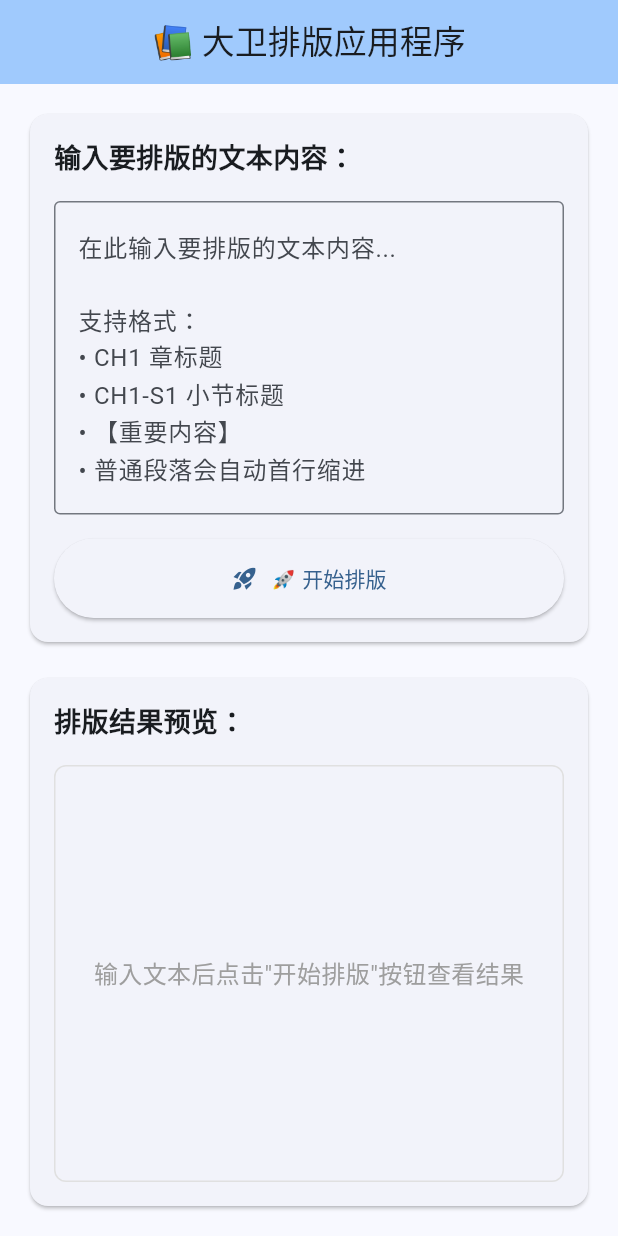
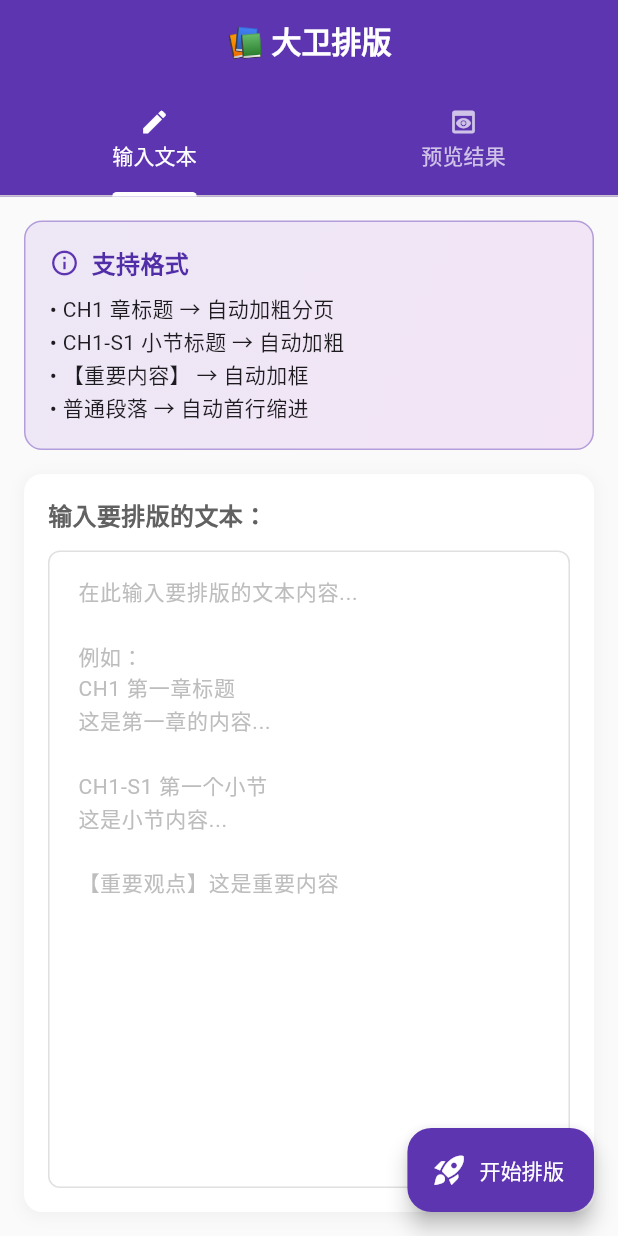
Before and after one commit to huoallen858-creator/david-app, a Flutter app: the screen it shows after launch, on a phone screen of 412 x 824 dp. Run offline on Flutter 3.47's test engine with Material 3 defaults, Android fonts, the phone set to English and light mode, and no system bars; Roboto replaces fonts that are missing (Microsoft YaHei).

Commit message:
优化手机界面设计：竖屏布局、Tab切换、现代化UI

```diff
--- a/david_app/lib/main.dart
+++ b/david_app/lib/main.dart
@@ -1,4 +1,5 @@
 import 'package:flutter/material.dart';
+import 'package:flutter/services.dart';
 
 void main() {
   runApp(const DavidApp());
@@ -12,11 +13,12 @@
     return MaterialApp(
       title: '大卫排版应用程序',
       theme: ThemeData(
-        colorScheme: ColorScheme.fromSeed(seedColor: Colors.blue),
+        colorScheme: ColorScheme.fromSeed(seedColor: Colors.deepPurple),
         useMaterial3: true,
         fontFamily: 'Microsoft YaHei',
       ),
       home: const DavidHomePage(),
+      debugShowCheckedModeBanner: false,
     );
   }
 }
@@ -28,120 +30,192 @@
   State<DavidHomePage> createState() => _DavidHomePageState();
 }
 
-class _DavidHomePageState extends State<DavidHomePage> {
+class _DavidHomePageState extends State<DavidHomePage> with TickerProviderStateMixin {
   final TextEditingController _textController = TextEditingController();
   String _formattedText = '';
   bool _isProcessing = false;
+  int _currentTabIndex = 0;
+  late TabController _tabController;
+
+  @override
+  void initState() {
+    super.initState();
+    _tabController = TabController(length: 2, vsync: this);
+    _tabController.addListener(() {
+      setState(() {
+        _currentTabIndex = _tabController.index;
+      });
+    });
+  }
 
   @override
   Widget build(BuildContext context) {
+    // 强制竖屏
+    SystemChrome.setPreferredOrientations([
+      DeviceOrientation.portraitUp,
+      DeviceOrientation.portraitDown,
+    ]);
+
     return Scaffold(
+      backgroundColor: Colors.grey[50],
       appBar: AppBar(
-        backgroundColor: Theme.of(context).colorScheme.inversePrimary,
-        title: const Text('📚 大卫排版应用程序'),
+        backgroundColor: Colors.deepPurple[600],
+        foregroundColor: Colors.white,
+        elevation: 0,
+        title: const Text(
+          '📚 大卫排版',
+          style: TextStyle(
+            fontSize: 20,
+            fontWeight: FontWeight.bold,
+          ),
+        ),
         centerTitle: true,
+        bottom: TabBar(
+          controller: _tabController,
+          indicatorColor: Colors.white,
+          indicatorWeight: 3,
+          labelColor: Colors.white,
+          unselectedLabelColor: Colors.white70,
+          tabs: const [
+            Tab(
+              icon: Icon(Icons.edit, size: 20),
+              text: '输入文本',
             ),
-      body: Padding(
-        padding: const EdgeInsets.all(16.0),
+            Tab(
+              icon: Icon(Icons.preview, size: 20),
+              text: '预览结果',
+            ),
+          ],
+        ),
+      ),
+      body: TabBarView(
+        controller: _tabController,
+        children: [
+          _buildInputTab(),
+          _buildPreviewTab(),
+        ],
+      ),
+      floatingActionButton: _currentTabIndex == 0
+          ? FloatingActionButton.extended(
+              onPressed: _isProcessing ? null : _formatText,
+              backgroundColor: Colors.deepPurple[600],
+              foregroundColor: Colors.white,
+              icon: _isProcessing
+                  ? const SizedBox(
+                      width: 20,
+                      height: 20,
+                      child: CircularProgressIndicator(
+                        strokeWidth: 2,
+                        valueColor: AlwaysStoppedAnimation<Color>(Colors.white),
+                      ),
+                    )
+                  : const Icon(Icons.rocket_launch),
+              label: Text(_isProcessing ? '处理中...' : '开始排版'),
+            )
+          : null,
+    );
+  }
+
+  Widget _buildInputTab() {
+    return Container(
+      padding: const EdgeInsets.all(16),
       child: Column(
         children: [
-            // 输入区域
-            Expanded(
-              flex: 1,
-              child: Card(
-                child: Padding(
-                  padding: const EdgeInsets.all(16.0),
+          // 功能说明卡片
+          Container(
+            width: double.infinity,
+            padding: const EdgeInsets.all(16),
+            decoration: BoxDecoration(
+              gradient: LinearGradient(
+                colors: [Colors.deepPurple[50]!, Colors.purple[50]!],
+                begin: Alignment.topLeft,
+                end: Alignment.bottomRight,
+              ),
+              borderRadius: BorderRadius.circular(12),
+              border: Border.all(color: Colors.deepPurple[200]!),
+            ),
             child: Column(
               crossAxisAlignment: CrossAxisAlignment.start,
               children: [
+                Row(
+                  children: [
+                    Icon(Icons.info_outline, color: Colors.deepPurple[600], size: 20),
+                    const SizedBox(width: 8),
+                    Text(
+                      '支持格式',
+                      style: TextStyle(
+                        fontSize: 16,
+                        fontWeight: FontWeight.bold,
+                        color: Colors.deepPurple[700],
+                      ),
+                    ),
+                  ],
+                ),
+                const SizedBox(height: 8),
                 const Text(
-                        '输入要排版的文本内容：',
-                        style: TextStyle(
-                          fontSize: 18,
-                          fontWeight: FontWeight.bold,
+                  '• CH1 章标题 → 自动加粗分页\n• CH1-S1 小节标题 → 自动加粗\n• 【重要内容】 → 自动加框\n• 普通段落 → 自动首行缩进',
+                  style: TextStyle(fontSize: 14, height: 1.5),
+                ),
+              ],
             ),
           ),
           const SizedBox(height: 16),
+          // 文本输入区域
+          Expanded(
+            child: Container(
+              decoration: BoxDecoration(
+                color: Colors.white,
+                borderRadius: BorderRadius.circular(12),
+                boxShadow: [
+                  BoxShadow(
+                    color: Colors.grey.withOpacity(0.1),
+                    spreadRadius: 1,
+                    blurRadius: 8,
+                    offset: const Offset(0, 2),
+                  ),
+                ],
+              ),
+              child: Padding(
+                padding: const EdgeInsets.all(16),
+                child: Column(
+                  crossAxisAlignment: CrossAxisAlignment.start,
+                  children: [
+                    Text(
+                      '输入要排版的文本：',
+                      style: TextStyle(
+                        fontSize: 16,
+                        fontWeight: FontWeight.bold,
+                        color: Colors.grey[700],
+                      ),
+                    ),
+                    const SizedBox(height: 12),
                     Expanded(
                       child: TextField(
                         controller: _textController,
                         maxLines: null,
                         expands: true,
-                          decoration: const InputDecoration(
-                            hintText: '在此输入要排版的文本内容...\n\n支持格式：\n• CH1 章标题\n• CH1-S1 小节标题\n• 【重要内容】\n• 普通段落会自动首行缩进',
-                            border: OutlineInputBorder(),
-                            alignLabelWithHint: true,
+                        textAlignVertical: TextAlignVertical.top,
+                        style: const TextStyle(fontSize: 16, height: 1.5),
+                        decoration: InputDecoration(
+                          hintText: '在此输入要排版的文本内容...\n\n例如：\nCH1 第一章标题\n这是第一章的内容...\n\nCH1-S1 第一个小节\n这是小节内容...\n\n【重要观点】这是重要内容',
+                          hintStyle: TextStyle(
+                            color: Colors.grey[400],
+                            fontSize: 14,
+                            height: 1.5,
                           ),
-                          textAlignVertical: TextAlignVertical.top,
+                          border: OutlineInputBorder(
+                            borderRadius: BorderRadius.circular(8),
+                            borderSide: BorderSide(color: Colors.grey[300]!),
                           ),
+                          enabledBorder: OutlineInputBorder(
+                            borderRadius: BorderRadius.circular(8),
+                            borderSide: BorderSide(color: Colors.grey[300]!),
                           ),
-                      const SizedBox(height: 16),
-                      SizedBox(
-                        width: double.infinity,
-                        child: ElevatedButton.icon(
-                          onPressed: _isProcessing ? null : _formatText,
-                          icon: _isProcessing
-                            ? const SizedBox(
-                                width: 20,
-                                height: 20,
-                                child: CircularProgressIndicator(strokeWidth: 2),
-                              )
-                            : const Icon(Icons.rocket_launch),
-                          label: Text(_isProcessing ? '处理中...' : '🚀 开始排版'),
-                          style: ElevatedButton.styleFrom(
-                            padding: const EdgeInsets.symmetric(vertical: 16),
+                          focusedBorder: OutlineInputBorder(
+                            borderRadius: BorderRadius.circular(8),
+                            borderSide: BorderSide(color: Colors.deepPurple[400]!, width: 2),
                           ),
-                        ),
-                      ),
-                    ],
-                  ),
-                ),
-              ),
-            ),
-            const SizedBox(height: 16),
-            // 输出区域
-            Expanded(
-              flex: 1,
-              child: Card(
-                child: Padding(
-                  padding: const EdgeInsets.all(16.0),
-                  child: Column(
-                    crossAxisAlignment: CrossAxisAlignment.start,
-                    children: [
-                      const Text(
-                        '排版结果预览：',
-                        style: TextStyle(
-                          fontSize: 18,
-                          fontWeight: FontWeight.bold,
-                        ),
-                      ),
-                      const SizedBox(height: 16),
-                      Expanded(
-                        child: Container(
-                          width: double.infinity,
-                          padding: const EdgeInsets.all(16),
-                          decoration: BoxDecoration(
-                            border: Border.all(color: Colors.grey.shade300),
-                            borderRadius: BorderRadius.circular(8),
-                          ),
-                          child: _formattedText.isEmpty
-                              ? const Center(
-                                  child: Text(
-                                    '输入文本后点击"开始排版"按钮查看结果',
-                                    style: TextStyle(
-                                      color: Colors.grey,
-                                      fontSize: 16,
-                                    ),
-                                  ),
-                                )
-                              : SingleChildScrollView(
-                                  child: Text(
-                                    _formattedText,
-                                    style: const TextStyle(
-                                      fontSize: 14,
-                                      height: 1.6,
-                                    ),
-                                  ),
+                          contentPadding: const EdgeInsets.all(16),
                         ),
                       ),
                     ),
@@ -152,6 +226,102 @@
           ),
         ],
       ),
+    );
+  }
+
+  Widget _buildPreviewTab() {
+    return Container(
+      padding: const EdgeInsets.all(16),
+      child: Column(
+        children: [
+          // 预览说明
+          Container(
+            width: double.infinity,
+            padding: const EdgeInsets.all(12),
+            decoration: BoxDecoration(
+              color: Colors.blue[50],
+              borderRadius: BorderRadius.circular(8),
+              border: Border.all(color: Colors.blue[200]!),
+            ),
+            child: Row(
+              children: [
+                Icon(Icons.preview, color: Colors.blue[600], size: 18),
+                const SizedBox(width: 8),
+                Expanded(
+                  child: Text(
+                    _formattedText.isEmpty
+                        ? '请先在"输入文本"页面输入内容并点击排版'
+                        : '排版完成！以下是预览效果',
+                    style: TextStyle(
+                      fontSize: 14,
+                      color: Colors.blue[700],
+                      fontWeight: FontWeight.w500,
+                    ),
+                  ),
+                ),
+              ],
+            ),
+          ),
+          const SizedBox(height: 16),
+          // 预览内容
+          Expanded(
+            child: Container(
+              width: double.infinity,
+              decoration: BoxDecoration(
+                color: Colors.white,
+                borderRadius: BorderRadius.circular(12),
+                boxShadow: [
+                  BoxShadow(
+                    color: Colors.grey.withOpacity(0.1),
+                    spreadRadius: 1,
+                    blurRadius: 8,
+                    offset: const Offset(0, 2),
+                  ),
+                ],
+              ),
+              child: _formattedText.isEmpty
+                  ? Center(
+                      child: Column(
+                        mainAxisAlignment: MainAxisAlignment.center,
+                        children: [
+                          Icon(
+                            Icons.text_fields,
+                            size: 64,
+                            color: Colors.grey[300],
+                          ),
+                          const SizedBox(height: 16),
+                          Text(
+                            '暂无预览内容',
+                            style: TextStyle(
+                              fontSize: 16,
+                              color: Colors.grey[500],
+                            ),
+                          ),
+                          const SizedBox(height: 8),
+                          Text(
+                            '请先输入文本并排版',
+                            style: TextStyle(
+                              fontSize: 14,
+                              color: Colors.grey[400],
+                            ),
+                          ),
+                        ],
+                      ),
+                    )
+                  : SingleChildScrollView(
+                      padding: const EdgeInsets.all(16),
+                      child: Text(
+                        _formattedText,
+                        style: const TextStyle(
+                          fontSize: 16,
+                          height: 1.8,
+                          letterSpacing: 0.5,
+                        ),
+                      ),
+                    ),
+            ),
+          ),
+        ],
       ),
     );
   }
```
Also changed, not shown: 4 other files. Lines whose indentation alone changed are shown as unchanged.
